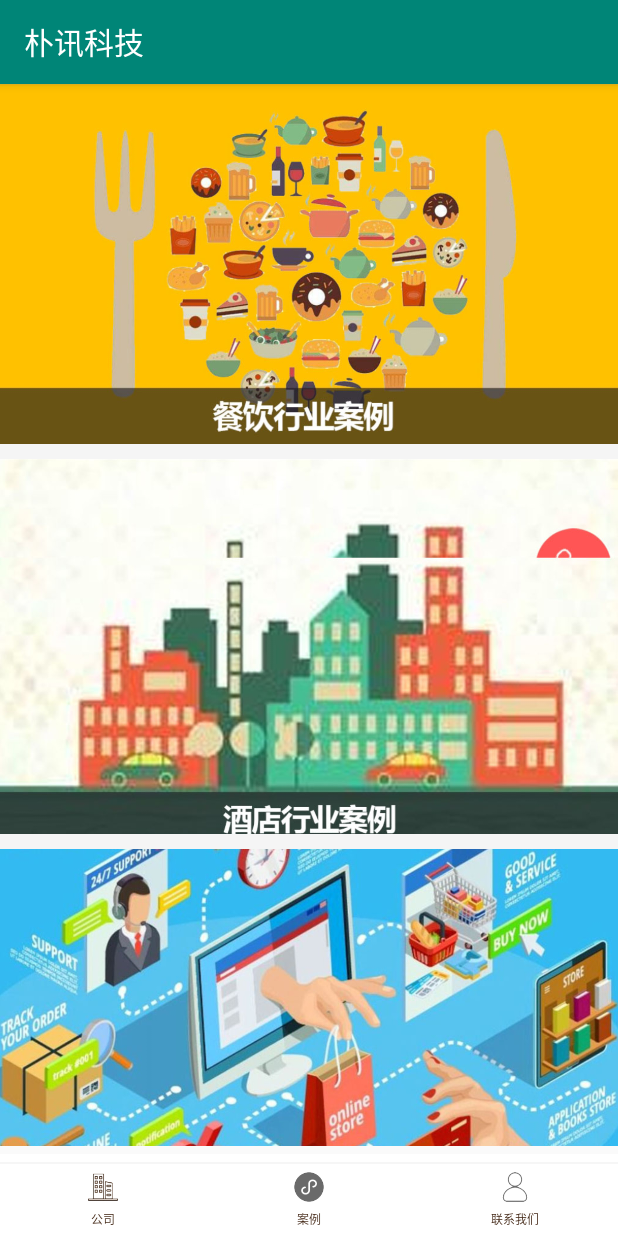
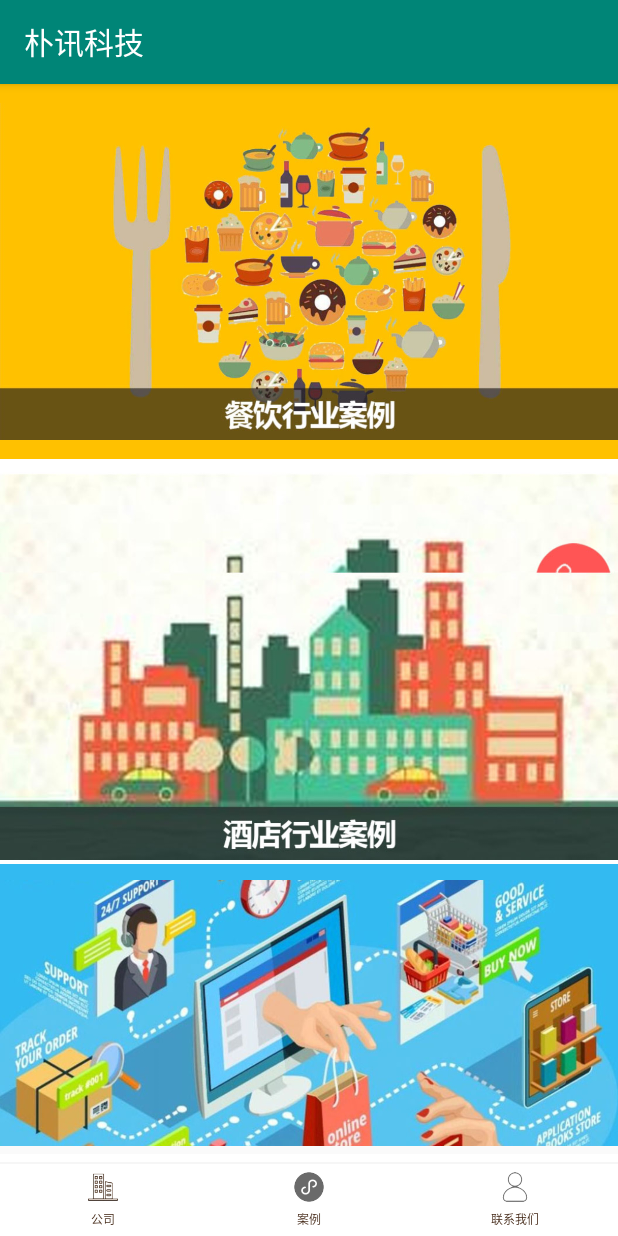
Before and after one commit to CSharpGit/company, an Android app: the CompanyCaseActivity screen opened directly, with no data from a screen before it, on a phone screen of 412 x 824 dp. Run offline under Robolectric (Android 15) with nearby library versions, the light colour scheme and no system bars.

```diff
--- a/app/src/main/res/layout/activity_anli.xml
+++ b/app/src/main/res/layout/activity_anli.xml
@@ -20,35 +20,52 @@
                 android:layout_width="match_parent"
                 android:layout_height="match_parent"
                 android:orientation="vertical">
-                <ImageView
+                <android.support.constraint.ConstraintLayout
                     android:layout_width="match_parent"
-                    android:layout_height="240dp"
-                    android:src="@drawable/canyin_anli"
-                    android:scaleType="centerCrop"/>
-                <ImageView
+                    android:layout_height="wrap_content"
+                    android:background="#ffc100">
+                    <ImageView
+                        android:layout_width="match_parent"
+                        android:layout_height="250dp"
+                        android:src="@drawable/canyin_anli"/>
+                </android.support.constraint.ConstraintLayout>
+
+                <android.support.constraint.ConstraintLayout
                     android:layout_width="match_parent"
-                    android:layout_marginTop="10dp"
-                    android:layout_height="250dp"
-                    android:src="@drawable/jiudian_anli"
-                    android:scaleType="centerCrop"/>
-                <ImageView
+                    android:layout_height="wrap_content"
+                    android:background="#ffffff">
+                    <ImageView
+                        android:layout_width="match_parent"
+                        android:layout_height="270dp"
+                        android:src="@drawable/jiudian_anli"/>
+                </android.support.constraint.ConstraintLayout>
+                <android.support.constraint.ConstraintLayout
                     android:layout_width="match_parent"
-                    android:layout_marginTop="10dp"
-                    android:layout_height="240dp"
-                    android:src="@drawable/dianshang_anli"
-                    android:scaleType="centerCrop"/>
-                <ImageView
+                    android:layout_height="wrap_content"
+                    android:background="#33baf1">
+                    <ImageView
+                        android:layout_width="match_parent"
+                        android:layout_height="250dp"
+                        android:src="@drawable/dianshang_anli"/>
+                </android.support.constraint.ConstraintLayout>
+                <android.support.constraint.ConstraintLayout
                     android:layout_width="match_parent"
-                    android:layout_marginTop="10dp"
-                    android:layout_height="240dp"
-                    android:src="@drawable/tongcheng_anli"
-                    android:scaleType="centerCrop"/>
-                <ImageView
+                    android:layout_height="wrap_content"
+                    android:background="#00af88">
+                    <ImageView
+                        android:layout_width="match_parent"
+                        android:layout_height="250dp"
+                        android:src="@drawable/tongcheng_anli"/>
+                </android.support.constraint.ConstraintLayout>
+                <android.support.constraint.ConstraintLayout
                     android:layout_width="match_parent"
-                    android:layout_marginTop="10dp"
-                    android:layout_height="240dp"
-                    android:src="@drawable/jiazhuang_anli"
-                    android:scaleType="centerCrop"/>
+                    android:layout_height="wrap_content"
+                    android:background="#d8d3b6">
+                    <ImageView
+                        android:layout_width="match_parent"
+                        android:layout_height="250dp"
+                        android:src="@drawable/jiazhuang_anli"/>
+                </android.support.constraint.ConstraintLayout>
 
             </LinearLayout>
         </android.support.v4.widget.NestedScrollView>
```
Also changed, not shown: app/src/main/java/com/fems/company/CompanyActivity.java (+11 -0 lines), app/src/main/res/layout/activity_about_we.xml (added, +50 -0 lines), app/src/main/res/layout/activity_company.xml (+23 -5 lines), app/src/main/res/drawable/canyin_anli.jpg, app/src/main/res/drawable/fangan_canyin_banner.jpg, app/src/main/res/drawable/home_banner.jpg (deleted), app/src/main/res/drawable/home_banner.png (added).
